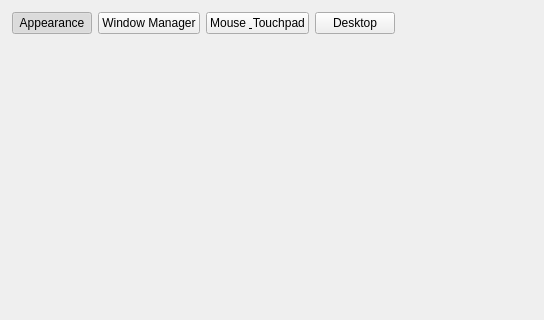
s4solutionsllc/Nexis, file shared/nexis/Pages/GnomeSettings/gnome_settings_page.ui: the form before one commit; both pictures show x 0 to 544 and y 0 to 320 of the 700 by 500 pixel window.
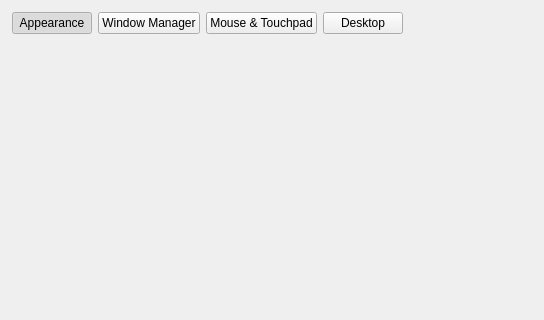
The form after the commit.

Commit message:
fix(gnome): escape ampersand in Mouse & Touchpad button text (BUG-42)
Qt interprets a single & in button text as a mnemonic prefix, causing
"Mouse & Touchpad" to render as "Mouse_Touchpad" on Linux. Escaped
as && so Qt displays a literal & character.

What changed in the file:
```diff
--- a/shared/nexis/Pages/GnomeSettings/gnome_settings_page.ui
+++ b/shared/nexis/Pages/GnomeSettings/gnome_settings_page.ui
@@ -87,7 +87,7 @@
      <item>
       <widget class="QPushButton" name="btnMouse">
        <property name="text">
-        <string>Mouse &amp; Touchpad</string>
+        <string>Mouse &amp;&amp; Touchpad</string>
        </property>
        <property name="checkable">
         <bool>true</bool>
```
The commit also changes 1 other file.
